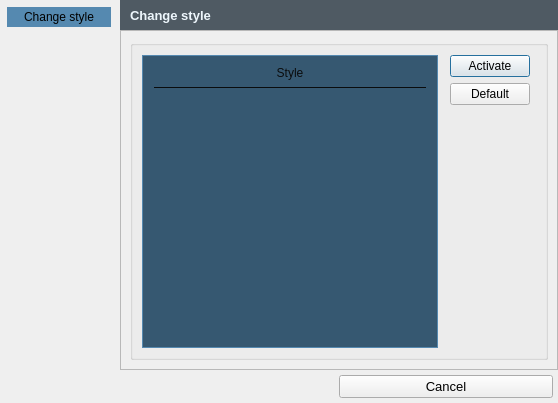
First picture: the form in StyleManager/ui_stylemanager.ui, repository GIAPspzoo/GIAP_PolaMap_lite, before the edit.
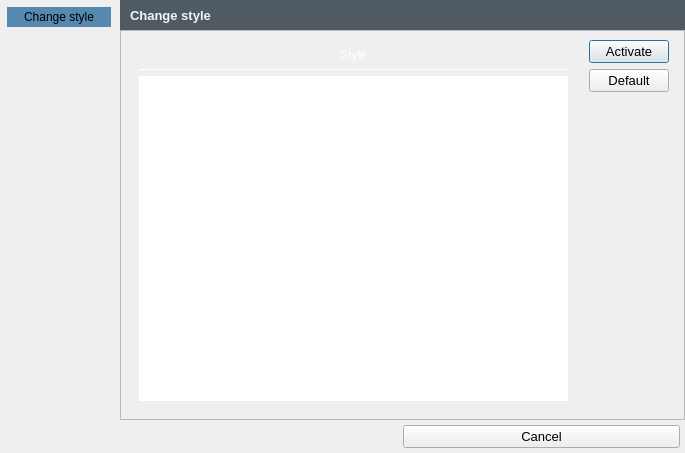
Second picture: the form after the edit. Icons and pictures are not drawn.

The edit to the form file:
```diff
--- a/StyleManager/ui_stylemanager.ui
+++ b/StyleManager/ui_stylemanager.ui
@@ -9,8 +9,8 @@
    <rect>
     <x>0</x>
     <y>0</y>
-    <width>558</width>
-    <height>403</height>
+    <width>685</width>
+    <height>453</height>
    </rect>
   </property>
   <property name="sizePolicy">
@@ -36,41 +36,7 @@
     <normaloff>:/plugins/GIAP-giap_layout/icons/giap_logo.png</normaloff>:/plugins/GIAP-giap_layout/icons/giap_logo.png</iconset>
   </property>
   <property name="styleSheet">
-   <string notr="true">
-
-QListWidget {
-	alternate-background-color:  #e7e7e7;
-}
-QListWidget:item:selected {
-	background: rgb(38, 60, 78);
-	color: #EDF6FC;
-}
-
-QAbstractItemView
-{
-	alternate-background-color:  #e7e7e7;
-	color:  #0A0C0D;
-	border: 1px solid  #1a2936;
-	border-radius: 3px;
-	padding: 1px;
-}
-
-QAbstractItemView:selected
-{
-	color:  #EDF6FC;
-	background-color: rgb(38, 60, 78);
-}
-
-QToolButton {
-	color:  #0A0C0D;
-}
-
-QHeaderView::section
-{
-	background-color:  #cfcfcf;
-	color:  #0A0C0D;
-	padding-left: 4px;
-}</string>
+   <string notr="true"/>
   </property>
   <property name="locale">
    <locale language="English" country="UnitedKingdom"/>
@@ -193,57 +159,16 @@
           <enum>QFrame::Raised</enum>
          </property>
          <layout class="QGridLayout" name="gridLayout_17">
-          <item row="0" column="1">
-           <widget class="QGroupBox" name="groupBox_11">
-            <property name="title">
-             <string/>
-            </property>
-            <layout class="QHBoxLayout" name="horizontalLayout_2">
-             <item>
+          <property name="topMargin">
+           <number>9</number>
+          </property>
+          <item row="0" column="2">
               <widget class="QFrame" name="frame_style">
                <property name="styleSheet">
                 <string notr="true">QFrame {
-background-color: #365871;
-selection-background-color:  #5589B0;
-font: 10pt &quot;Segoe UI&quot;;
-padding: 2px;
-border: 1px solid #5589B0;
+border: 0px solid #5589B0;
 }
-QLabel{
-font: 12pt &quot;Segoe UI&quot;;
-color:#E0DECF;
-}
 
-QScrollBar:horizontal {
-    height: 15px;
-}
-QScrollBar::handle:horizontal {
-    background: #5589B0;
-    border-radius: 5px;
-    width: 10px;
-    margin: 2px 0 2px 0;
-}
-
- QScrollBar:vertical {
-     width: 15px;
- }
- QScrollBar::handle:vertical {
-     background: #5589B0;
-     height: 10px;
-     border-radius: 5px;
-	 margin: 0px 2px 0px 2px;
- }
- QScrollBar::add-line:vertical{
-border: 1px solid #365871;
-     background:#365871;
-     height: 12px;
- }
-
- QScrollBar::sub-line:vertical {
-border: 1px solid #365871;
-     background: #365871;
-     height: 12px;
- }
 </string>
                </property>
                <property name="frameShape">
@@ -267,8 +192,8 @@
                   <property name="styleSheet">
                    <string notr="true">border-width: 0;
 border-radius: 0;
-border-bottom: 1px solid #0A0C0D;
-color: #0A0C0D;</string>
+border-bottom: 1px solid white;
+color: white;</string>
                   </property>
                   <property name="text">
                    <string>Style</string>
@@ -299,7 +224,7 @@
                </layout>
               </widget>
              </item>
-             <item>
+          <item row="0" column="3">
               <layout class="QVBoxLayout" name="verticalLayout_2">
                <property name="leftMargin">
                 <number>6</number>
@@ -341,9 +266,6 @@
                 </spacer>
                </item>
               </layout>
-             </item>
-            </layout>
-           </widget>
           </item>
          </layout>
         </widget>
```
Lines whose indentation alone changed are shown as unchanged.
